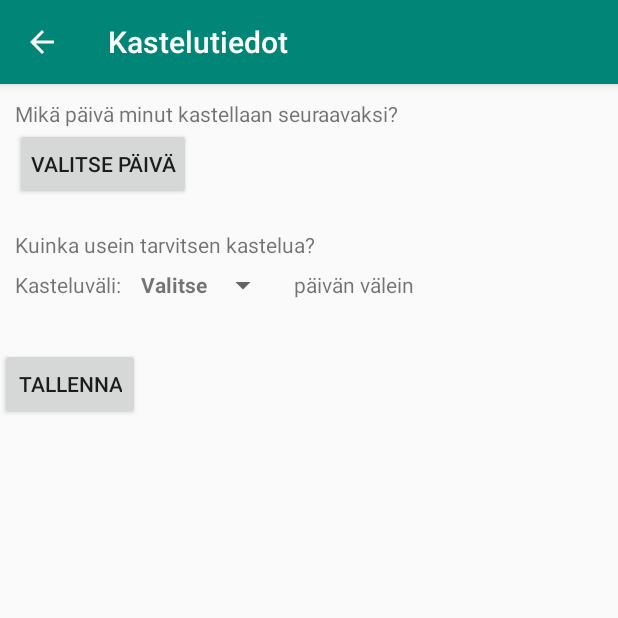
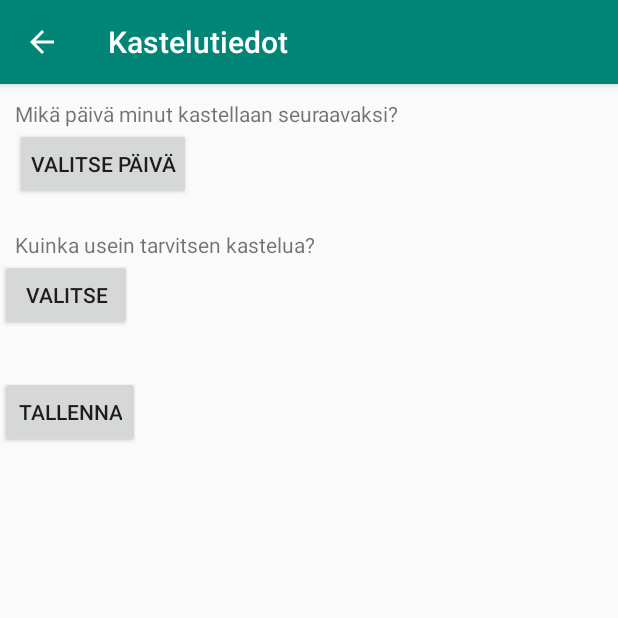
Before and after one commit to janiaaltonen/KasviKullat, an Android app: the AddWateringInfo screen opened directly, with no data from a screen before it, on a phone screen of 412 x 824 dp, the top half of it. Run offline under Robolectric (Android 15) with nearby library versions, the phone set to English and light mode, and no system bars; our stand-ins replace Firebase (no records; nobody signed in at launch, a user with empty details on screens opened directly).

Commit message:
NumberpickerDialog & collapsing actionbar added

```diff
--- a/app/build.gradle
+++ b/app/build.gradle
@@ -6,7 +6,7 @@ android {
     buildToolsVersion "29.0.2"
     defaultConfig {
         applicationId "com.example.kasvikullat"
-        minSdkVersion 19
+        minSdkVersion 21
         targetSdkVersion 29
         versionCode 1
         versionName "1.0"
--- a/app/src/main/java/com/example/kasvikullat/AddWateringInfo.java
+++ b/app/src/main/java/com/example/kasvikullat/AddWateringInfo.java
@@ -14,6 +14,7 @@ import android.widget.DatePicker;
 import android.widget.Spinner;
 import androidx.annotation.Nullable;
 import androidx.appcompat.app.AppCompatActivity;
+import androidx.appcompat.widget.Toolbar;
 import androidx.fragment.app.DialogFragment;
 import com.google.firebase.firestore.DocumentReference;
 import com.google.firebase.firestore.FirebaseFirestore;
@@ -22,7 +23,7 @@ import java.text.SimpleDateFormat;
 import java.util.ArrayList;
 import java.util.Calendar;
 
-public class AddWateringInfo extends AppCompatActivity implements DatePickerDialog.OnDateSetListener {
+public class AddWateringInfo extends AppCompatActivity implements DatePickerDialog.OnDateSetListener, NumberPickerDialog.NumberPickerDialogListener {
 
     private ArrayList<Integer> integers;
     private int selectedFrequency = 0;
@@ -37,6 +38,9 @@ public class AddWateringInfo extends AppCompatActivity implements DatePickerDial
 
         setContentView(R.layout.add_watering_info);
 
+        Toolbar toolbar = findViewById(R.id.toolbar);
+        setSupportActionBar(toolbar);
+
         getSupportActionBar().setTitle("Kastelutiedot");
         getSupportActionBar().setDisplayHomeAsUpEnabled(true);
 
@@ -46,8 +50,7 @@ public class AddWateringInfo extends AppCompatActivity implements DatePickerDial
         Flower flower = intent.getParcelableExtra("Flower");
 
 
-        initList();
-        initSpinner();
+        //initList();
         initButtons(flower);
 
     }
@@ -60,24 +63,6 @@ public class AddWateringInfo extends AppCompatActivity implements DatePickerDial
         }
     }
 
-    private void initSpinner() {
-        Spinner spinner = findViewById(R.id.spinner_watering_info);
-
-        WateringInfoAdapter adapter = new WateringInfoAdapter(this, integers);
-        spinner.setAdapter(adapter);
-
-        spinner.setOnItemSelectedListener(new AdapterView.OnItemSelectedListener() {
-            @Override
-            public void onItemSelected(AdapterView<?> adapterView, View view, int position, long l) {
-                selectedFrequency = position;
-            }
-
-            @Override
-            public void onNothingSelected(AdapterView<?> adapterView) {
-
-            }
-        });
-    }
 
     private void initButtons(final Flower flower) {
         Button datePicker = findViewById(R.id.addWateringInfo_datePickerButton);
@@ -95,6 +80,14 @@ public class AddWateringInfo extends AppCompatActivity implements DatePickerDial
                 if (selectedFrequency > 0) {
                     updateFlower(flower);
                 }
+            }
+        });
+
+        Button numberPicker = findViewById(R.id.addWateringInfo_numberPickerButton);
+        numberPicker.setOnClickListener(new View.OnClickListener() {
+            @Override
+            public void onClick(View view) {
+                openNumberPickerDialog();
             }
         });
     }
@@ -150,4 +143,14 @@ public class AddWateringInfo extends AppCompatActivity implements DatePickerDial
         alarmManager.setRepeating(AlarmManager.RTC_WAKEUP, calendar.getTimeInMillis(), interval, pendingIntent);
         // change alarmManager to syncManager with FCM in some point to be more efficient
     }
+
+    private void openNumberPickerDialog() {
+        NumberPickerDialog dialog = new NumberPickerDialog();
+        dialog.show(getSupportFragmentManager(), "numberPickerDialog");
+    }
+
+    @Override
+    public void onPositiveClicked(int value) {
+        selectedFrequency = value;
+    }
 }
--- a/app/src/main/java/com/example/kasvikullat/WateringInfoAdapter.java
+++ /dev/null
@@ -1,49 +0,0 @@
-package com.example.kasvikullat;
-
-import android.content.Context;
-import android.view.LayoutInflater;
-import android.view.View;
-import android.view.ViewGroup;
-import android.widget.ArrayAdapter;
-import android.widget.TextView;
-
-import androidx.annotation.NonNull;
-import androidx.annotation.Nullable;
-
-import java.util.ArrayList;
-
-public class WateringInfoAdapter extends ArrayAdapter<Integer> {
-
-    public WateringInfoAdapter (Context context, ArrayList<Integer> integers) {
-        super(context, 0, integers);
-    }
-
-    @NonNull
-    @Override
-    public View getView(int position, @Nullable View convertView, @NonNull ViewGroup parent) {
-        return initView(position, convertView, parent);
-    }
-
-    @Override
-    public View getDropDownView(int position, @Nullable View convertView, @NonNull ViewGroup parent) {
-        return initView(position, convertView, parent);
-    }
-
-    private View initView(int position, View convertView, ViewGroup parent) {
-        if (convertView == null) {
-            convertView = LayoutInflater.from(getContext()).inflate(
-                    R.layout.watering_info_spinner_row, parent, false);
-        }
-
-        TextView textview = convertView.findViewById(R.id.textView_spinner_wateringInfo);
-        Integer currentInt = getItem(position);
-
-        if (currentInt != 0) {
-            textview.setText(String.valueOf(currentInt));
-        } else {
-            textview.setText("Valitse");
-        }
-
-        return convertView;
-    }
-}
--- /dev/null
+++ b/app/src/main/res/layout/action_bar.xml
@@ -0,0 +1,13 @@
+<?xml version="1.0" encoding="utf-8"?>
+<com.google.android.material.appbar.AppBarLayout xmlns:android="http://schemas.android.com/apk/res/android"
+    android:layout_width="match_parent"
+    android:layout_height="wrap_content">
+
+    <androidx.appcompat.widget.Toolbar
+        android:id="@+id/toolbar"
+        android:layout_width="match_parent"
+        android:layout_height="?attr/actionBarSize"
+        android:background="?attr/colorPrimary"
+        android:theme="@style/ThemeOverlay.AppCompat.Dark.ActionBar" />
+
+</com.google.android.material.appbar.AppBarLayout>
--- a/app/src/main/res/layout/add_watering_info.xml
+++ b/app/src/main/res/layout/add_watering_info.xml
@@ -3,11 +3,14 @@
     android:orientation="vertical" android:layout_width="match_parent"
     android:layout_height="match_parent">
 
+    <include layout="@layout/action_bar"
+        android:id="@+id/addWateringInfo_appBar" />
+
     <TextView
         android:layout_width="match_parent"
         android:layout_height="wrap_content"
         android:layout_marginTop="10dp"
-        android:layout_marginLeft="10dp"
+        android:layout_marginStart="10dp"
         android:text="Mikä päivä minut kastellaan seuraavaksi?" />
 
     <Button
@@ -26,33 +29,12 @@
         android:layout_marginTop="20dp"
         android:text="Kuinka usein tarvitsen kastelua?" />
 
-    <LinearLayout
-        android:layout_width="match_parent"
+    <Button
+        android:id="@+id/addWateringInfo_numberPickerButton"
+        android:layout_width="wrap_content"
         android:layout_height="wrap_content"
-        android:orientation="horizontal" >
+        android:text="Valitse"/>
 
-        <TextView
-            android:layout_width="wrap_content"
-            android:layout_height="wrap_content"
-            android:layout_marginTop="5dp"
-            android:layout_marginLeft="10dp"
-            android:text="Kasteluväli: " />
-
-        <Spinner
-            android:id="@+id/spinner_watering_info"
-            android:layout_width="wrap_content"
-            android:layout_height="wrap_content"
-            android:layout_marginTop="5dp"
-            android:layout_marginLeft="10dp"/>
-
-        <TextView
-            android:layout_width="wrap_content"
-            android:layout_height="wrap_content"
-            android:layout_marginTop="5dp"
-            android:layout_marginLeft="10dp"
-            android:text="päivän välein" />
-
-    </LinearLayout>
 
     <Button
         android:id="@+id/button_add_watering_info"
--- a/app/src/main/res/layout/edit_flower.xml
+++ b/app/src/main/res/layout/edit_flower.xml
@@ -3,10 +3,14 @@
     android:layout_width="match_parent"
     android:layout_height="match_parent">
 
+    <include layout="@layout/action_bar"
+        android:id="@+id/editFlower_appBar" />
+
     <ImageView
         android:id="@+id/editFlower_imageView_flower"
         android:layout_width="match_parent"
         android:layout_height="300dp"
+        android:layout_below="@+id/editFlower_appBar"
         android:contentDescription="@string/content_description_flower_image"/>
 
     <TextView
--- a/app/src/main/res/layout/watering_info_spinner_row.xml
+++ /dev/null
@@ -1,12 +0,0 @@
-<?xml version="1.0" encoding="utf-8"?>
-<RelativeLayout xmlns:android="http://schemas.android.com/apk/res/android"
-    android:layout_width="match_parent" android:layout_height="match_parent">
-
-    <TextView
-        android:id="@+id/textView_spinner_wateringInfo"
-        android:layout_width="wrap_content"
-        android:layout_height="wrap_content"
-        android:text="1"
-        android:textStyle="bold"/>
-
-</RelativeLayout>
--- a/app/src/main/res/menu/action_menu.xml
+++ b/app/src/main/res/menu/action_menu.xml
@@ -4,6 +4,7 @@
 
     <item
         android:id="@+id/action_search"
+        android:title="Etsi.."
         android:icon="@drawable/ic_search_white"
         app:actionViewClass="androidx.appcompat.widget.SearchView"
         app:showAsAction="ifRoom|collapseActionView" />
--- a/app/src/main/res/values/styles.xml
+++ b/app/src/main/res/values/styles.xml
@@ -1,7 +1,7 @@
 <resources>
 
     <!-- Base application theme. -->
-    <style name="AppTheme" parent="Theme.AppCompat.Light.DarkActionBar">
+    <style name="AppTheme" parent="Theme.AppCompat.Light.NoActionBar">
         <!-- Customize your theme here. -->
         <item name="colorPrimary">@color/colorPrimary</item>
         <item name="colorPrimaryDark">@color/colorPrimaryDark</item>
```
Also changed, not shown: app/src/main/java/com/example/kasvikullat/AddNewFragment.java (+8 -0 lines), app/src/main/java/com/example/kasvikullat/EditFlower.java (+15 -6 lines), app/src/main/java/com/example/kasvikullat/HomeFragment.java (+8 -0 lines), app/src/main/java/com/example/kasvikullat/NumberPickerDialog.java (added, +60 -0 lines), app/src/main/res/layout/flower_spinner_row.xml (deleted, +0 -14 lines), app/src/main/res/layout/fragment_home.xml (+7 -3 lines), app/src/main/res/layout/fragment_new.xml (+26 -15 lines).
